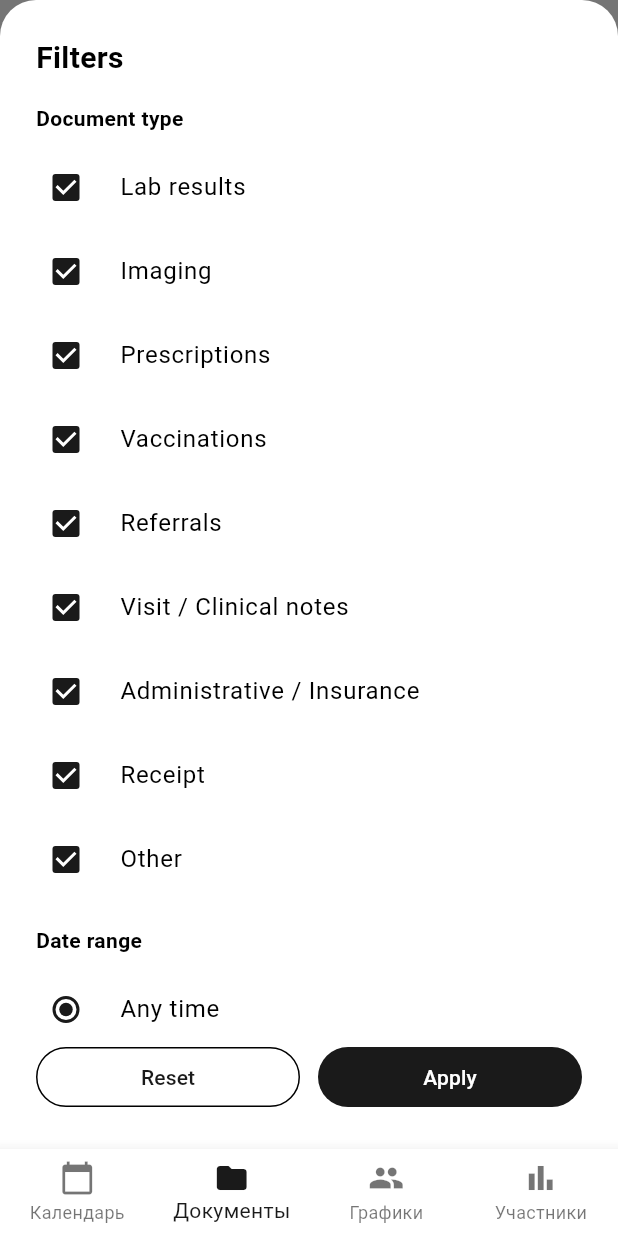
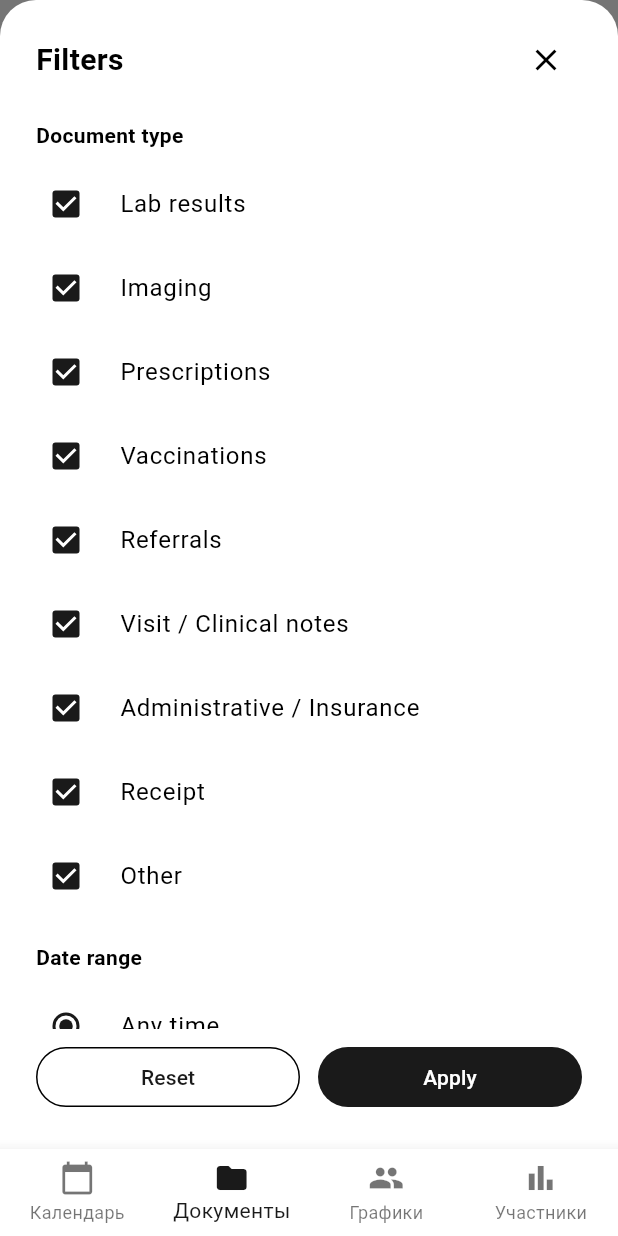
Before and after one commit to worksiv9880/medigraf, a Flutter app: the FilesPage screen opened by its route, after a tap on "Filters", on a phone screen of 412 x 824 dp. Run offline on Flutter 3.47's test engine with Material 3 defaults, Android fonts, the phone set to English and light mode, and no system bars; our stand-ins replace drift, file_picker, fl_chart, flutter_riverpod, flutter_slidable, go_router and 3 more; missing offline and left inert: cunning_document_scanner, pdfx; accounts and stored records are empty; generated files the repository leaves out were written again.

Commit message:
Adjust filters sheet header layout

```diff
--- a/lib/presentation/pages/files/files_page.dart
+++ b/lib/presentation/pages/files/files_page.dart
@@ -344,7 +344,7 @@ class _FilesPageState extends ConsumerState<FilesPage>
               bottom: MediaQuery.of(context).viewInsets.bottom,
             ),
             child: SafeArea(
-              top: false,
+              top: true,
               child: LayoutBuilder(
                 builder: (context, constraints) => SizedBox(
                   height: constraints.maxHeight,
@@ -352,16 +352,27 @@ class _FilesPageState extends ConsumerState<FilesPage>
                     children: [
                       Expanded(
                         child: SingleChildScrollView(
-                          padding: const EdgeInsets.fromLTRB(24, 24, 24, 16),
+                          padding: const EdgeInsets.fromLTRB(24, 16, 24, 16),
                           child: Column(
                             crossAxisAlignment: CrossAxisAlignment.start,
                             children: [
-                  const Text(
-                    'Filters',
-                    style: TextStyle(
-                      fontSize: 20,
-                      fontWeight: FontWeight.w600,
-                    ),
+                  Row(
+                    children: [
+                      const Expanded(
+                        child: Text(
+                          'Filters',
+                          style: TextStyle(
+                            fontSize: 20,
+                            fontWeight: FontWeight.w600,
+                          ),
+                        ),
+                      ),
+                      IconButton(
+                        onPressed: () => Navigator.of(context).pop(),
+                        icon: const Icon(Icons.close),
+                        tooltip: 'Close',
+                      ),
+                    ],
                   ),
                   const SizedBox(height: 16),
                   const Text(
```
